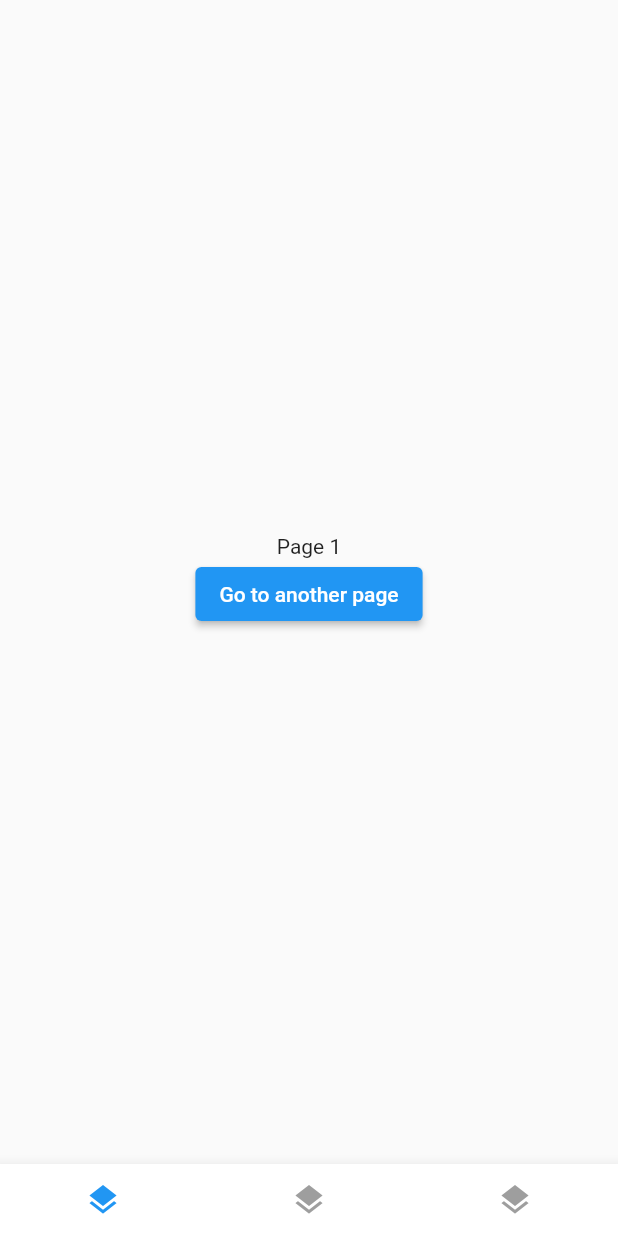
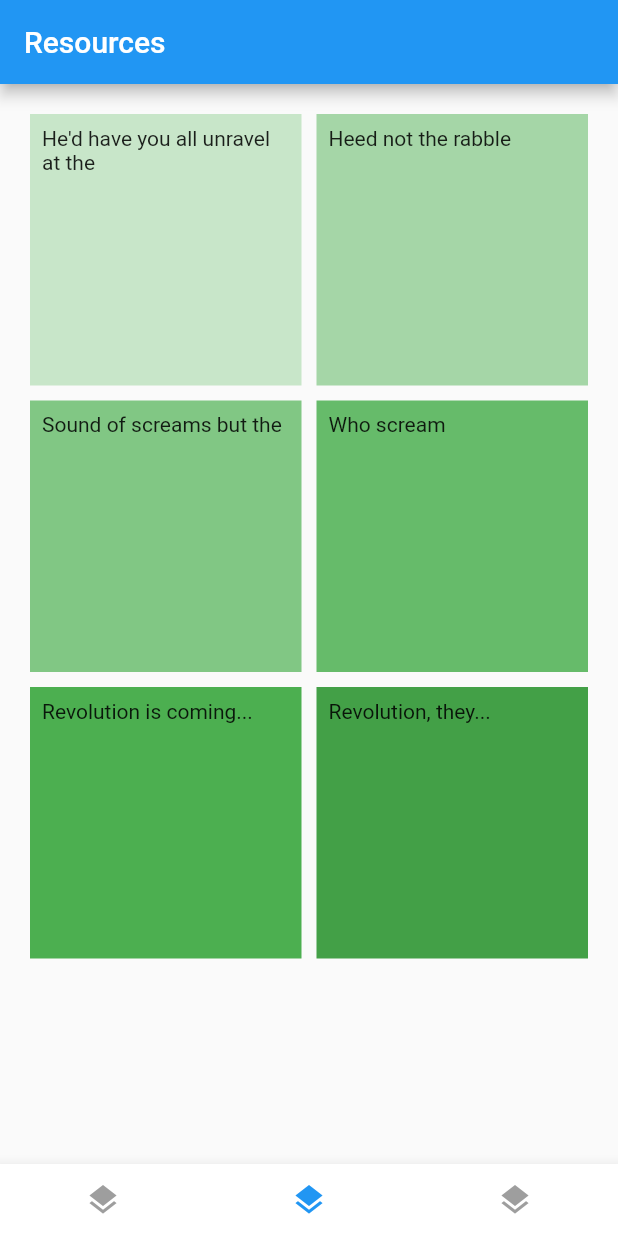
Before and after one commit to cadentj/flutter-sjs, a Flutter app: the screen it shows after launch, swiped to page 2, on a phone screen of 412 x 824 dp. Run offline on Flutter 3.47's test engine with Material 2 defaults, Android fonts, the phone set to English and light mode, and no system bars; our stand-ins replace table_calendar.

Commit message:
Basic App Layout

```diff
--- a/lib/main.dart
+++ b/lib/main.dart
@@ -1,15 +1,17 @@
 import 'package:flutter/material.dart';
 import 'views/app.dart';
 
-void main() => runApp(MyApp());
+void main() => runApp(const MyApp());
 
 /// This Widget is the main application widget.
 class MyApp extends StatelessWidget {
   static const String _title = 'Flutter App';
 
+  const MyApp({Key? key}) : super(key: key);
+
   @override
   Widget build(BuildContext context) {
-    return MaterialApp(
+    return const MaterialApp(
       title: _title,
       home: App(),
     );
--- a/lib/views/app.dart
+++ b/lib/views/app.dart
@@ -1,22 +1,24 @@
 import 'package:flutter/material.dart';
 import 'package:sjs_app/views/calendar.dart';
-import 'table_calendar.dart';
+import 'package:sjs_app/views/resources_screen.dart';
+import 'package:sjs_app/views/schedule_screen.dart';
 
 class App extends StatefulWidget {
   const App({Key? key}) : super(key: key);
+
   @override
   _AppState createState() => _AppState();
 }
 
 class _AppState extends State<App> {
   late PageController _myPage;
-  var selectedPage;
+  late int selectedPage;
 
   @override
   void initState() {
     super.initState();
-    _myPage = PageController(initialPage: 1);
-    selectedPage = 1;
+    _myPage = PageController(initialPage: 2);
+    selectedPage = 2;
   }
 
   @override
@@ -25,28 +27,13 @@ class _AppState extends State<App> {
         body: PageView(
           physics: const NeverScrollableScrollPhysics(),
           controller: _myPage,
-          children: <Widget>[
-            const Center(
-              child: Text("Another Page"),
+          children: const <Widget>[
+            Center(
+              child: Text("Another Page (0)"),
             ),
-            Center(
-                child: Column(
-              mainAxisAlignment: MainAxisAlignment.center,
-              children: <Widget>[
-                const Text("Page 1"),
-                ElevatedButton(
-                  onPressed: () {
-                    _myPage.jumpToPage(0);
-                    setState(() {
-                      selectedPage = 0;
-                    });
-                  },
-                  child: const Text("Go to another page"),
-                )
-              ],
-            )),
-            const Center(child: Text("Page 2")),
-            const Calendar(),
+            Center(child: Resources()),
+            Center(child: Schedule()),
+            Calendar(),
           ],
         ),
         bottomNavigationBar: BottomAppBar(
--- /dev/null
+++ b/lib/views/resources_screen.dart
@@ -0,0 +1,69 @@
+import 'package:flutter/material.dart';
+
+class Resources extends StatefulWidget {
+  const Resources({Key? key}) : super(key: key);
+
+  @override
+  State<Resources> createState() => _ResourcesState();
+}
+
+class _ResourcesState extends State<Resources> {
+
+  CustomScrollView createGrid() {
+    return CustomScrollView(
+      primary: false,
+      slivers: <Widget>[
+        SliverPadding(
+          padding: const EdgeInsets.all(20),
+          sliver: SliverGrid.count(
+            crossAxisSpacing: 10,
+            mainAxisSpacing: 10,
+            crossAxisCount: 2,
+            children: <Widget>[
+              Container(
+                padding: const EdgeInsets.all(8),
+                child: const Text("He'd have you all unravel at the"),
+                color: Colors.green[100],
+              ),
+              Container(
+                padding: const EdgeInsets.all(8),
+                child: const Text('Heed not the rabble'),
+                color: Colors.green[200],
+              ),
+              Container(
+                padding: const EdgeInsets.all(8),
+                child: const Text('Sound of screams but the'),
+                color: Colors.green[300],
+              ),
+              Container(
+                padding: const EdgeInsets.all(8),
+                child: const Text('Who scream'),
+                color: Colors.green[400],
+              ),
+              Container(
+                padding: const EdgeInsets.all(8),
+                child: const Text('Revolution is coming...'),
+                color: Colors.green[500],
+              ),
+              Container(
+                padding: const EdgeInsets.all(8),
+                child: const Text('Revolution, they...'),
+                color: Colors.green[600],
+              ),
+            ],
+          ),
+        ),
+      ],
+    );
+  }
+
+  @override
+  Widget build(BuildContext context) {
+    return Scaffold(
+      appBar: AppBar(
+        title: const Text('Resources'),
+      ),
+      body: createGrid(),
+    );
+  }
+}
--- /dev/null
+++ b/lib/views/schedule_screen.dart
@@ -0,0 +1,39 @@
+import 'package:flutter/material.dart';
+import 'package:sjs_app/views/app.dart';
+
+class Schedule extends StatefulWidget {
+  const Schedule({Key? key}) : super(key: key);
+
+  @override
+  State<Schedule> createState() => _ScheduleState();
+}
+
+class _ScheduleState extends State<Schedule> {
+  final List<String> entries = <String>['A', 'B', 'C'];
+  final List<int> colorCodes = <int>[600, 500, 100];
+
+  ListView createList() {
+    return ListView.separated(
+      padding: const EdgeInsets.all(8),
+      itemCount: entries.length,
+      itemBuilder: (BuildContext context, int index) {
+        return Container(
+          height: 50,
+          color: Colors.amber[colorCodes[index]],
+          child: Center(child: Text('Entry ${entries[index]}')),
+        );
+      },
+      separatorBuilder: (BuildContext context, int index) => const Divider(),
+    );
+  }
+
+  @override
+  Widget build(BuildContext context) {
+    return Scaffold(
+      appBar: AppBar(
+        title: const Text('Schedule'),
+      ),
+      body: createList(),
+    );
+  }
+}
```
Lines whose indentation alone changed are shown as unchanged.
